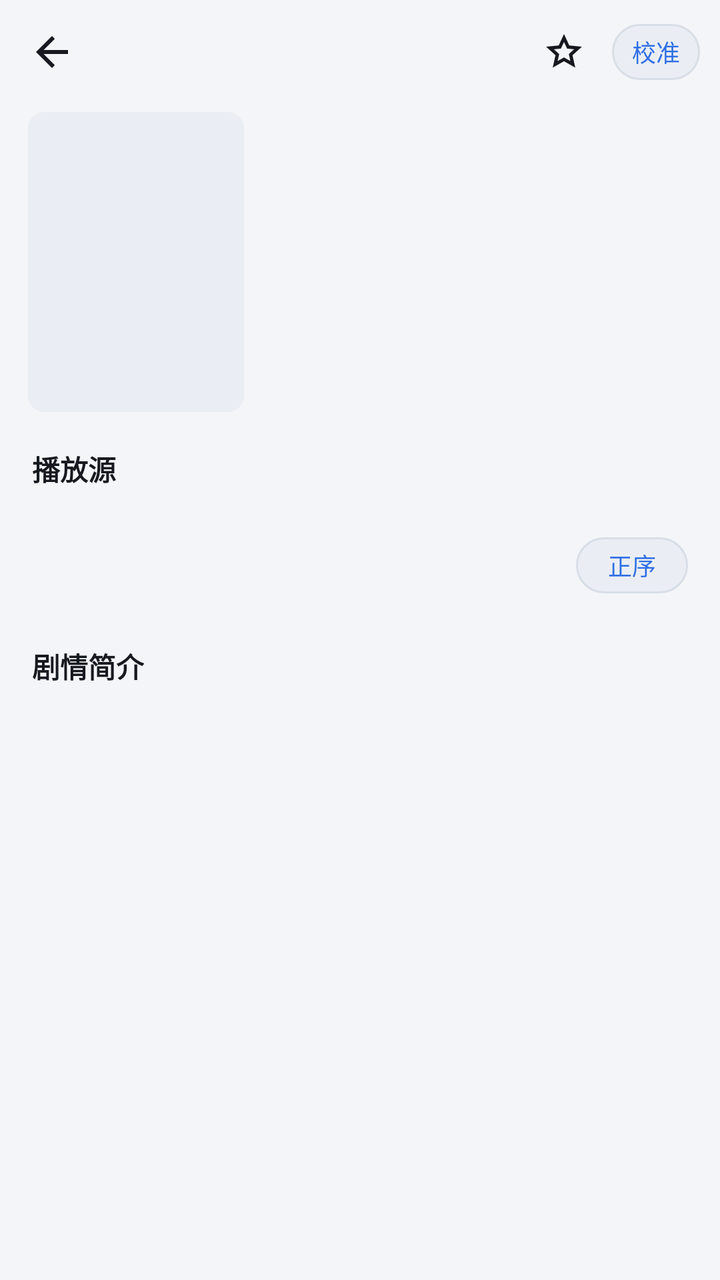
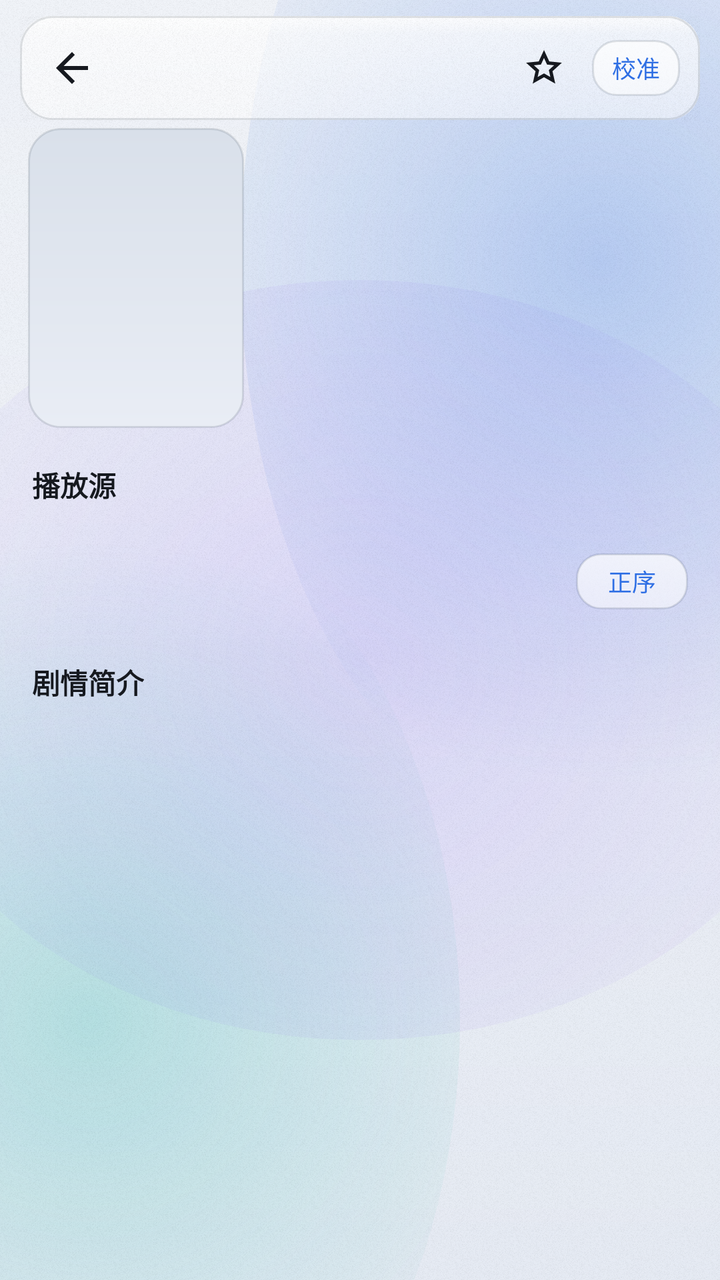

The first picture is an Android layout as it rendered before a commit; the second is the same layout after the commit. The layout source and the unified diff follow.
<!-- AndroidManifest.xml: application theme Theme.VideoShell -->
<!-- res/layout/activity_detail.xml -->
<?xml version="1.0" encoding="utf-8"?>
<LinearLayout xmlns:android="http://schemas.android.com/apk/res/android"
    android:layout_width="match_parent"
    android:layout_height="match_parent"
    android:background="@color/bg"
    android:orientation="vertical">

    <LinearLayout
        android:layout_width="match_parent"
        android:layout_height="52dp"
        android:gravity="center_vertical"
        android:orientation="horizontal"
        android:paddingStart="4dp"
        android:paddingEnd="8dp">

        <ImageButton
            android:id="@+id/btnBack"
            android:layout_width="44dp"
            android:layout_height="44dp"
            android:background="?android:attr/selectableItemBackgroundBorderless"
            android:contentDescription="@string/back"
            android:src="@drawable/ic_back"
            android:tint="@color/text_primary" />

        <TextView
            android:id="@+id/tvTitle"
            style="@style/TextTitle"
            android:layout_width="0dp"
            android:layout_height="wrap_content"
            android:layout_marginStart="4dp"
            android:layout_weight="1"
            android:textSize="17sp" />

        
        <ImageButton
            android:id="@+id/btnFav"
            android:layout_width="40dp"
            android:layout_height="40dp"
            android:layout_marginEnd="4dp"
            android:background="?android:attr/selectableItemBackgroundBorderless"
            android:contentDescription="@string/fav"
            android:src="@drawable/ic_star_outline"
            android:tint="@color/text_primary" />

        
        <TextView
            android:id="@+id/btnCalib"
            android:layout_width="wrap_content"
            android:layout_height="28dp"
            android:layout_marginEnd="2dp"
            android:background="@drawable/bg_chip"
            android:gravity="center"
            android:paddingStart="10dp"
            android:paddingEnd="10dp"
            android:text="@string/calib"
            android:textColor="@color/brand"
            android:textSize="12sp" />
    </LinearLayout>

    <FrameLayout
        android:layout_width="match_parent"
        android:layout_height="0dp"
        android:layout_weight="1">

        <androidx.core.widget.NestedScrollView
            android:layout_width="match_parent"
            android:layout_height="match_parent"
            android:clipToPadding="false"
            android:paddingBottom="24dp">

            <LinearLayout
                android:layout_width="match_parent"
                android:layout_height="wrap_content"
                android:orientation="vertical">

                <LinearLayout
                    android:layout_width="match_parent"
                    android:layout_height="wrap_content"
                    android:orientation="horizontal"
                    android:paddingStart="14dp"
                    android:paddingTop="4dp"
                    android:paddingEnd="14dp">

                    <ImageView
                        android:id="@+id/ivPoster"
                        android:layout_width="108dp"
                        android:layout_height="150dp"
                        android:background="@drawable/bg_poster"
                        android:contentDescription="@null"
                        android:scaleType="centerCrop" />

                    <LinearLayout
                        android:layout_width="0dp"
                        android:layout_height="wrap_content"
                        android:layout_marginStart="12dp"
                        android:layout_weight="1"
                        android:orientation="vertical">

                        <TextView
                            android:id="@+id/tvName"
                            android:layout_width="match_parent"
                            android:layout_height="wrap_content"
                            android:textColor="@color/text_primary"
                            android:textSize="18sp"
                            android:textStyle="bold" />

                        <TextView
                            android:id="@+id/tvMeta"
                            android:layout_width="match_parent"
                            android:layout_height="wrap_content"
                            android:layout_marginTop="6dp"
                            android:lineSpacingExtra="2dp"
                            android:textColor="@color/text_secondary"
                            android:textSize="12sp" />

                        <TextView
                            android:id="@+id/tvRemarks"
                            android:layout_width="wrap_content"
                            android:layout_height="wrap_content"
                            android:layout_marginTop="8dp"
                            android:background="@drawable/bg_badge"
                            android:paddingStart="6dp"
                            android:paddingTop="2dp"
                            android:paddingEnd="6dp"
                            android:paddingBottom="2dp"
                            android:textColor="@color/brand"
                            android:textSize="11sp"
                            android:visibility="gone" />
                    </LinearLayout>
                </LinearLayout>

                <TextView
                    android:id="@+id/tvSourceTitle"
                    android:layout_width="wrap_content"
                    android:layout_height="wrap_content"
                    android:layout_marginStart="16dp"
                    android:layout_marginTop="18dp"
                    android:text="@string/source"
                    android:textColor="@color/text_primary"
                    android:textSize="14sp"
                    android:textStyle="bold" />

                <androidx.recyclerview.widget.RecyclerView
                    android:id="@+id/rvGroups"
                    android:layout_width="match_parent"
                    android:layout_height="wrap_content"
                    android:layout_marginTop="8dp"
                    android:clipToPadding="false"
                    android:nestedScrollingEnabled="false"
                    android:paddingStart="14dp"
                    android:paddingEnd="14dp"
                    android:scrollbars="none" />

                
                <LinearLayout
                    android:id="@+id/rowEpisodeHeader"
                    android:layout_width="match_parent"
                    android:layout_height="wrap_content"
                    android:layout_marginTop="16dp"
                    android:gravity="center_vertical"
                    android:orientation="horizontal"
                    android:paddingStart="16dp"
                    android:paddingEnd="16dp">

                    <TextView
                        android:id="@+id/tvEpisodeTitle"
                        android:layout_width="0dp"
                        android:layout_height="wrap_content"
                        android:layout_weight="1"
                        android:ellipsize="end"
                        android:maxLines="1"
                        android:textColor="@color/text_primary"
                        android:textSize="14sp"
                        android:textStyle="bold" />

                    <TextView
                        android:id="@+id/tvOrder"
                        android:layout_width="wrap_content"
                        android:layout_height="28dp"
                        android:layout_marginStart="8dp"
                        android:background="@drawable/bg_chip"
                        android:gravity="center"
                        android:minWidth="56dp"
                        android:paddingStart="10dp"
                        android:paddingEnd="10dp"
                        android:text="@string/order_asc"
                        android:textColor="@color/brand"
                        android:textSize="12sp" />
                </LinearLayout>

                <androidx.recyclerview.widget.RecyclerView
                    android:id="@+id/rvEpisodes"
                    android:layout_width="match_parent"
                    android:layout_height="wrap_content"
                    android:layout_marginTop="8dp"
                    android:clipToPadding="false"
                    android:nestedScrollingEnabled="false"
                    android:paddingStart="12dp"
                    android:paddingEnd="12dp" />

                <TextView
                    android:id="@+id/tvSummaryTitle"
                    android:layout_width="wrap_content"
                    android:layout_height="wrap_content"
                    android:layout_marginStart="16dp"
                    android:layout_marginTop="18dp"
                    android:text="@string/detail_summary"
                    android:textColor="@color/text_primary"
                    android:textSize="14sp"
                    android:textStyle="bold" />

                <TextView
                    android:id="@+id/tvSummary"
                    android:layout_width="match_parent"
                    android:layout_height="wrap_content"
                    android:layout_marginStart="16dp"
                    android:layout_marginTop="8dp"
                    android:layout_marginEnd="16dp"
                    android:lineSpacingExtra="4dp"
                    android:textColor="@color/text_secondary"
                    android:textSize="13sp" />
            </LinearLayout>
        </androidx.core.widget.NestedScrollView>

        <ProgressBar
            android:id="@+id/pb"
            android:layout_width="wrap_content"
            android:layout_height="wrap_content"
            android:layout_gravity="center"
            android:indeterminateTint="@color/brand" />

        <TextView
            android:id="@+id/tvState"
            android:layout_width="wrap_content"
            android:layout_height="wrap_content"
            android:layout_gravity="center"
            android:gravity="center"
            android:paddingStart="32dp"
            android:paddingEnd="32dp"
            android:textColor="@color/text_hint"
            android:textSize="13sp"
            android:visibility="gone" />
    </FrameLayout>

</LinearLayout>
<!-- resources referenced by this layout -->
<resources>
  <color name="bg">#FFF3F5F8</color>
  <!-- drawable bg_badge (drawable) -->
  <?xml version="1.0" encoding="utf-8"?>
  <shape xmlns:android="http://schemas.android.com/apk/res/android" android:shape="rectangle">
      <solid android:color="@color/transparent_scrim" />
      <corners android:radius="4dp" />
  </shape>
  <!-- drawable bg_chip (drawable) -->
  <?xml version="1.0" encoding="utf-8"?>
  <selector xmlns:android="http://schemas.android.com/apk/res/android">
      <item android:state_selected="true">
          <shape android:shape="rectangle">
              <solid android:color="@color/brand" />
              <corners android:radius="16dp" />
          </shape>
      </item>
      <item>
          <shape android:shape="rectangle">
              <solid android:color="@color/surface_2" />
              <corners android:radius="16dp" />
              <stroke android:width="1dp" android:color="@color/line" />
          </shape>
      </item>
  </selector>
  <!-- drawable bg_poster (drawable) -->
  <?xml version="1.0" encoding="utf-8"?>
  <shape xmlns:android="http://schemas.android.com/apk/res/android" android:shape="rectangle">
      <solid android:color="@color/surface_2" />
      <corners android:radius="8dp" />
  </shape>
  <color name="transparent_scrim">#99000000</color>
  <color name="surface_2">#FFEAEEF4</color>
  <color name="line">#FFD8DEE7</color>
  <style name="Theme.VideoShell.Base" parent="Theme.MaterialComponents.NoActionBar">
          <item name="colorPrimary">@color/brand</item>
          <item name="colorPrimaryVariant">@color/brand_dark</item>
          <item name="colorOnPrimary">@color/white</item>
          <item name="colorSecondary">@color/brand</item>
          <item name="colorOnSecondary">@color/white</item>
          <item name="colorSurface">@color/surface</item>
          <item name="colorOnSurface">@color/text_primary</item>
          <item name="android:colorBackground">@color/bg</item>
          <item name="colorError">@color/brand</item>
          <item name="android:windowBackground">@color/bg</item>
          <item name="android:statusBarColor">@color/bg</item>
          <item name="android:navigationBarColor">@color/surface</item>
          <item name="android:textColorPrimary">@color/text_primary</item>
          <item name="android:textColorSecondary">@color/text_secondary</item>
          <item name="android:textColorHint">@color/text_hint</item>
      </style>
  <!-- unchanged entries left out for length: 17 -->
</resources>

<!-- the commit's change to res/layout/activity_detail.xml (unified diff, before → after) -->
@@ -2,13 +2,18 @@
 <LinearLayout xmlns:android="http://schemas.android.com/apk/res/android"
     android:layout_width="match_parent"
     android:layout_height="match_parent"
-    android:background="@color/bg"
+    android:background="@drawable/bg_ambient"
     android:orientation="vertical">
 
     <LinearLayout
         android:layout_width="match_parent"
-        android:layout_height="52dp"
+        android:layout_height="wrap_content"
+        android:layout_marginStart="@dimen/island_gap"
+        android:layout_marginTop="@dimen/space_md"
+        android:layout_marginEnd="@dimen/island_gap"
+        android:background="@drawable/bg_glass"
         android:gravity="center_vertical"
+        android:minHeight="@dimen/island_min_h"
         android:orientation="horizontal"
         android:paddingStart="4dp"
         android:paddingEnd="8dp">
<!-- resource entries referenced after the edit -->
@@ -1,38 +1,198 @@
 <!-- resources referenced by this layout -->
 <resources>
-  <color name="bg">#FFF3F5F8</color>
+  <dimen name="island_gap">10dp</dimen>
+  <dimen name="island_min_h">52dp</dimen>
+  <dimen name="space_md">8dp</dimen>
+  <!-- drawable bg_ambient (drawable) -->
+  <?xml version="1.0" encoding="utf-8"?>
+  <layer-list xmlns:android="http://schemas.android.com/apk/res/android">
+  
+      
+      <item>
+          <shape android:shape="rectangle">
+              <gradient
+                  android:angle="270"
+                  android:endColor="@color/bg_deep"
+                  android:startColor="@color/bg"
+                  android:type="linear" />
+          </shape>
+      </item>
+  
+      
+      <item
+          android:bottom="220dp"
+          android:left="120dp"
+          android:right="-120dp"
+          android:top="-160dp">
+          <shape android:shape="oval">
+              <gradient
+                  android:endColor="#00000000"
+                  android:gradientRadius="260dp"
+                  android:startColor="@color/ambient_1"
+                  android:type="radial" />
+          </shape>
+      </item>
+  
+      
+      <item
+          android:bottom="-140dp"
+          android:left="-140dp"
+          android:right="130dp"
+          android:top="240dp">
+          <shape android:shape="oval">
+              <gradient
+                  android:endColor="#00000000"
+                  android:gradientRadius="240dp"
+                  android:startColor="@color/ambient_2"
+                  android:type="radial" />
+          </shape>
+      </item>
+  
+      
+      <item
+          android:bottom="120dp"
+          android:left="-60dp"
+          android:right="-60dp"
+          android:top="140dp">
+          <shape android:shape="oval">
+              <gradient
+                  android:endColor="#00000000"
+                  android:gradientRadius="300dp"
+                  android:startColor="@color/ambient_3"
+                  android:type="radial" />
+          </shape>
+      </item>
+  
+      
+      <item>
+          <bitmap
+              android:src="@drawable/glass_noise"
+              android:tileModeX="repeat"
+              android:tileModeY="repeat" />
+      </item>
+  </layer-list>
+  <color name="bg">#FFF0F3F8</color>
+  <color name="ambient_1">#4D2F6FE4</color>
+  <color name="ambient_2">#3D12B5A6</color>
+  <color name="ambient_3">#267C4DFF</color>
+  <!-- drawable glass_noise: png bitmap (drawable-nodpi, 13410 bytes) -->
+  <dimen name="radius_xs">6dp</dimen>
+  <dimen name="glass_stroke_w">1dp</dimen>
+  <dimen name="radius_chip">12dp</dimen>
+  <color name="glass_pressed">#F2FFFFFF</color>
+  <color name="glass_stroke">#1F0F1A2E</color>
+  <color name="glass_fill_2">#8FFFFFFF</color>
+  <color name="glass_fill">#B8FFFFFF</color>
+  <dimen name="radius_lg">16dp</dimen>
+  <color name="glass_glow">#B3FFFFFF</color>
+  <!-- drawable glass_grain (drawable) -->
+  <?xml version="1.0" encoding="utf-8"?>
+  <bitmap xmlns:android="http://schemas.android.com/apk/res/android"
+      android:src="@drawable/glass_noise"
+      android:tileModeX="repeat"
+      android:tileModeY="repeat" />
   <!-- drawable bg_badge (drawable) -->
   <?xml version="1.0" encoding="utf-8"?>
-  <shape xmlns:android="http://schemas.android.com/apk/res/android" android:shape="rectangle">
-      <solid android:color="@color/transparent_scrim" />
-      <corners android:radius="4dp" />
+  <shape xmlns:android="http://schemas.android.com/apk/res/android"
+      android:shape="rectangle">
+      <solid android:color="#B3000000" />
+      <corners android:radius="@dimen/radius_xs" />
+      <stroke
+          android:width="@dimen/glass_stroke_w"
+          android:color="#33FFFFFF" />
   </shape>
   <!-- drawable bg_chip (drawable) -->
   <?xml version="1.0" encoding="utf-8"?>
   <selector xmlns:android="http://schemas.android.com/apk/res/android">
+  
       <item android:state_selected="true">
           <shape android:shape="rectangle">
               <solid android:color="@color/brand" />
-              <corners android:radius="16dp" />
-          </shape>
-      </item>
-      <item>
-          <shape android:shape="rectangle">
-              <solid android:color="@color/surface_2" />
-              <corners android:radius="16dp" />
-              <stroke android:width="1dp" android:color="@color/line" />
+              <corners android:radius="@dimen/radius_chip" />
+          </shape>
+      </item>
+  
+      <item android:state_pressed="true">
+          <shape android:shape="rectangle">
+              <solid android:color="@color/glass_pressed" />
+              <corners android:radius="@dimen/radius_chip" />
+              <stroke
+                  android:width="@dimen/glass_stroke_w"
+                  android:color="@color/glass_stroke" />
+          </shape>
+      </item>
+  
+      <item>
+          <shape android:shape="rectangle">
+              <gradient
+                  android:angle="270"
+                  android:endColor="@color/glass_fill_2"
+                  android:startColor="@color/glass_fill"
+                  android:type="linear" />
+              <corners android:radius="@dimen/radius_chip" />
+              <stroke
+                  android:width="@dimen/glass_stroke_w"
+                  android:color="@color/glass_stroke" />
           </shape>
       </item>
   </selector>
+  <!-- drawable bg_glass (drawable) -->
+  <?xml version="1.0" encoding="utf-8"?>
+  <layer-list xmlns:android="http://schemas.android.com/apk/res/android">
+  
+      <item>
+          <shape android:shape="rectangle">
+              <corners android:radius="@dimen/radius_lg" />
+              <gradient
+                  android:angle="270"
+                  android:endColor="@color/glass_fill_2"
+                  android:startColor="@color/glass_fill"
+                  android:type="linear" />
+          </shape>
+      </item>
+  
+      <item>
+          <shape android:shape="rectangle">
+              <corners android:radius="@dimen/radius_lg" />
+              <gradient
+                  android:angle="270"
+                  android:centerColor="#00000000"
+                  android:centerY="0.18"
+                  android:endColor="#00000000"
+                  android:startColor="@color/glass_glow"
+                  android:type="linear" />
+          </shape>
+      </item>
+  
+      <item android:drawable="@drawable/glass_grain" />
+  
+      <item>
+          <shape android:shape="rectangle">
+              <corners android:radius="@dimen/radius_lg" />
+              <solid android:color="#00000000" />
+              <stroke
+                  android:width="@dimen/glass_stroke_w"
+                  android:color="@color/glass_stroke" />
+          </shape>
+      </item>
+  </layer-list>
   <!-- drawable bg_poster (drawable) -->
   <?xml version="1.0" encoding="utf-8"?>
-  <shape xmlns:android="http://schemas.android.com/apk/res/android" android:shape="rectangle">
-      <solid android:color="@color/surface_2" />
-      <corners android:radius="8dp" />
+  <shape xmlns:android="http://schemas.android.com/apk/res/android"
+      android:shape="rectangle">
+      <gradient
+          android:angle="270"
+          android:endColor="@color/surface_2"
+          android:startColor="@color/line"
+          android:type="linear" />
+      <corners android:radius="@dimen/radius_lg" />
+      <stroke
+          android:width="@dimen/glass_stroke_w"
+          android:color="@color/glass_stroke" />
   </shape>
-  <color name="transparent_scrim">#99000000</color>
-  <color name="surface_2">#FFEAEEF4</color>
-  <color name="line">#FFD8DEE7</color>
+  <color name="bg_deep">#FFE5EAF3</color>
+  <color name="surface_2">#FFE9EDF5</color>
+  <color name="line">#FFD9E0EA</color>
   <style name="Theme.VideoShell.Base" parent="Theme.MaterialComponents.NoActionBar">
           <item name="colorPrimary">@color/brand</item>
           <item name="colorPrimaryVariant">@color/brand_dark</item>
@@ -45,7 +205,7 @@
           <item name="colorError">@color/brand</item>
           <item name="android:windowBackground">@color/bg</item>
           <item name="android:statusBarColor">@color/bg</item>
-          <item name="android:navigationBarColor">@color/surface</item>
+          <item name="android:navigationBarColor">@color/bg_deep</item>
           <item name="android:textColorPrimary">@color/text_primary</item>
           <item name="android:textColorSecondary">@color/text_secondary</item>
           <item name="android:textColorHint">@color/text_hint</item>
